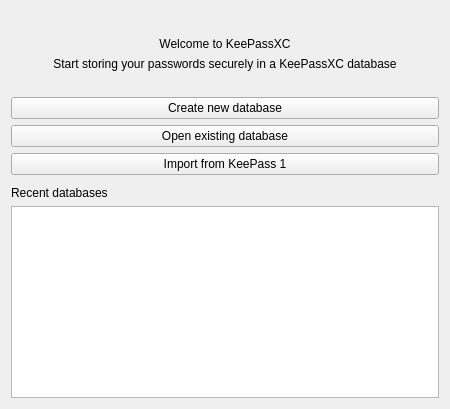
Old version of the form src/gui/WelcomeWidget.ui in the repository keepassxreboot/keepassxc.
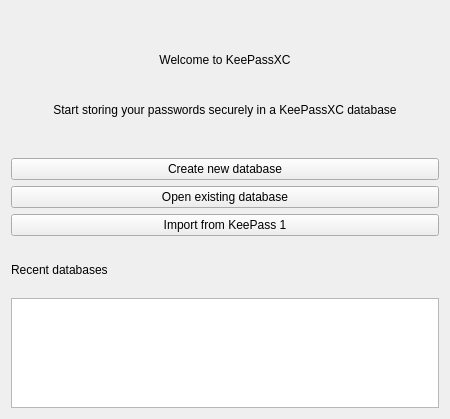
New version of the form.

Commit message: fix recentListWidget size

```diff
--- a/src/gui/WelcomeWidget.ui
+++ b/src/gui/WelcomeWidget.ui
@@ -7,7 +7,7 @@
     <x>0</x>
     <y>0</y>
     <width>450</width>
-    <height>401</height>
+    <height>419</height>
    </rect>
   </property>
   <property name="sizePolicy">
@@ -153,7 +153,7 @@
    <item>
     <widget class="QListWidget" name="recentListWidget">
      <property name="sizePolicy">
-      <sizepolicy hsizetype="Expanding" vsizetype="MinimumExpanding">
+      <sizepolicy hsizetype="Expanding" vsizetype="Fixed">
        <horstretch>0</horstretch>
        <verstretch>0</verstretch>
       </sizepolicy>
@@ -164,6 +164,12 @@
        <height>0</height>
       </size>
      </property>
+     <property name="maximumSize">
+      <size>
+       <width>16777215</width>
+       <height>110</height>
+      </size>
+     </property>
     </widget>
    </item>
   </layout>
```
